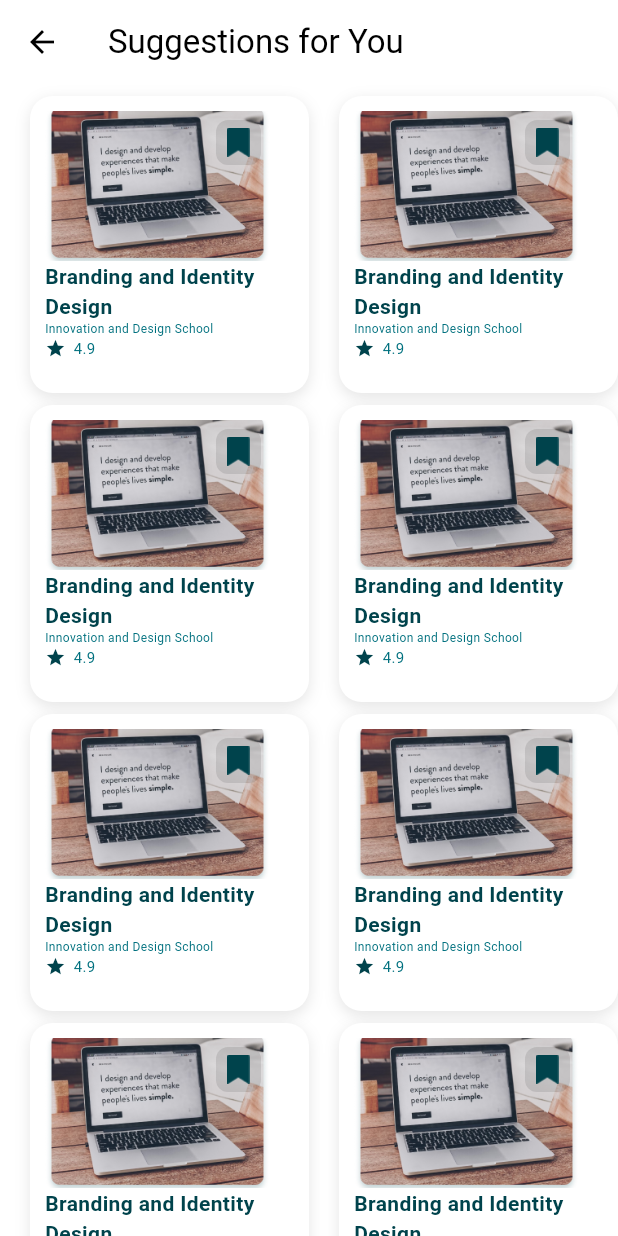
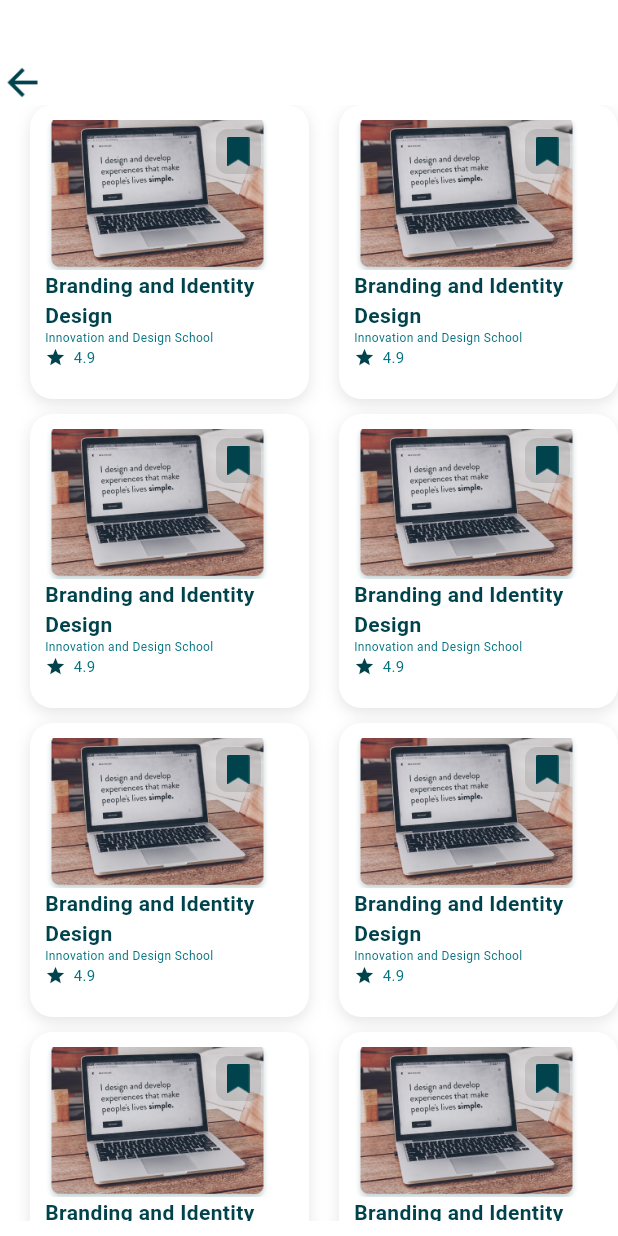
Before and after one commit to swagatapal/E_Learning, a Flutter app: the SeeAllSuggestions screen opened directly, on a phone screen of 412 x 824 dp. Run offline on Flutter 3.47's test engine with Material 3 defaults, Android fonts, the phone set to English and light mode, and no system bars; our stand-ins replace flutter_bounce, persistent_bottom_nav_bar, smooth_page_indicator.

```diff
--- a/lib/Screens/Home/SuggestionsForYou/View/see_all_suggestions.dart
+++ b/lib/Screens/Home/SuggestionsForYou/View/see_all_suggestions.dart
@@ -1,4 +1,5 @@
 import 'package:flutter/material.dart';
+import 'package:flutter/widgets.dart';
 
 import '../../../../Core/Utils/Helper/screen_utils.dart';
 import '../../Widgets/suggestions_item.dart';
@@ -9,10 +10,23 @@ class SeeAllSuggestions extends StatelessWidget {
   @override
   Widget build(BuildContext context) {
     return Scaffold(
-      appBar: AppBar(title: const Text("Suggestions for You")),
-      body: SizedBox(
-        height: ScreenUtils().screenWidth(context) * 4,
+      body: Padding(
+        padding: const EdgeInsets.only(top: 40, bottom:  10.0 ),
+        child: Column(
+          crossAxisAlignment: CrossAxisAlignment.start,
+          children: [
+            InkWell(
+                onTap: () {
+                  Navigator.pop(context);
+                },
+                child: Image.asset(
+                  "assets/images/arrow-back.png",
+                  height: 30,
+                  width: 30,
+                )),
+            Expanded(
               child: GridView.count(
+
                 crossAxisCount: 2,
                 children: List.generate(
                   10,
@@ -27,6 +41,9 @@ class SeeAllSuggestions extends StatelessWidget {
                 ),
               ),
             ),
+          ],
+        ),
+      ),
     );
   }
 }
--- a/lib/Screens/Home/Widgets/suggestions_item.dart
+++ b/lib/Screens/Home/Widgets/suggestions_item.dart
@@ -21,7 +21,7 @@ class SuggestionsItem extends StatelessWidget {
   @override
   Widget build(BuildContext context) {
     return Padding(
-      padding: const EdgeInsets.only(top: 8.0, left: 20.0,),
+      padding: const EdgeInsets.only( left: 20.0,bottom: 10),
       child: Container(
         width: ScreenUtils().screenWidth(context) * 0.4,
         decoration: BoxDecoration(
```
Lines whose indentation alone changed are shown as unchanged.
